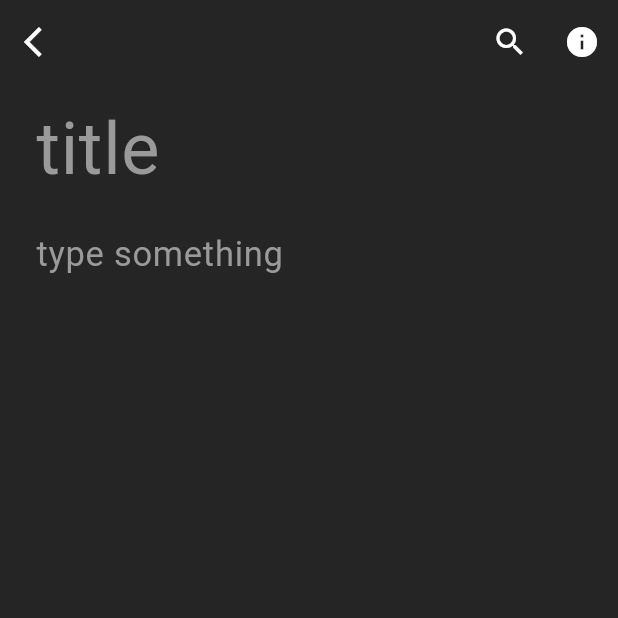
After one commit to MohamedFawziAbdellaoui/notes_app_iit, a Flutter app: the screen it shows after launch, after a tap on the "add" icon, on a phone screen of 412 x 824 dp, the top half of it. The commit adds this screen. Run offline on Flutter 3.47's test engine with Material 3 defaults, Android fonts, the phone set to English and light mode, and no system bars.

Commit message:
13/11/2025

```diff
--- a/lib/main.dart
+++ b/lib/main.dart
@@ -1,4 +1,6 @@
 import 'package:flutter/material.dart';
+import 'package:notes_app/screens/add_note_screen.dart';
+import 'package:notes_app/screens/home_screen.dart';
 
 void main() {
   runApp(const MyApp());
@@ -14,55 +16,11 @@ class MyApp extends StatelessWidget {
         colorScheme: ColorScheme.fromSeed(seedColor: Colors.deepPurple),
         useMaterial3: true,
       ),
-      home: Scaffold(
-        backgroundColor: const Color(0xff252525),
-        appBar: AppBar(
-          backgroundColor: const Color(0xff252525),
-          title: const Text(
-            "Notes",
-            style: TextStyle(
-              color: Colors.white,
-              fontSize: 43,
-              fontWeight: FontWeight.w600, //semi bold
-            ),
-          ),
-          actions: [
-            IconButton(
-              onPressed: () {},
-              icon: const Icon(
-                Icons.search,
-                color: Colors.white,
-              ),
-            ),
-            IconButton(
-              onPressed: () {},
-              icon: const Icon(
-                Icons.info,
-                color: Colors.white,
-              ),
-            ),
-          ],
-        ),
-        body: Center(
-          child: Column(
-            mainAxisAlignment: MainAxisAlignment.center,
-            crossAxisAlignment: CrossAxisAlignment.center,
-            children: [
-              Image.asset(
-                'images/rafiki.png',
-              ),
-              const Text('Create your first note',
-                  style: TextStyle(
-                    color: Colors.white,
-                  )),
-              const Text('Create your first note',
-                  style: TextStyle(
-                    color: Colors.white,
-                  )),
-            ],
-          ),
-        ),
-      ),
+      routes: {
+        HomeScreen.id: (context) => const HomeScreen(),
+        AddNoteScreen.id: (context) => const AddNoteScreen(),
+      },
+      initialRoute: HomeScreen.id,
     );
   }
 }
--- /dev/null
+++ b/lib/screens/add_note_screen.dart
@@ -0,0 +1,89 @@
+import 'package:flutter/material.dart';
+
+class AddNoteScreen extends StatefulWidget {
+  const AddNoteScreen({super.key});
+  static const String id = 'AddNoteScreen';
+  @override
+  State<AddNoteScreen> createState() => _AddNoteScreenState();
+}
+
+class _AddNoteScreenState extends State<AddNoteScreen> {
+  TextEditingController _titleController = TextEditingController();
+  TextEditingController _contentController = TextEditingController();
+  bool isEditMode = false;
+
+
+
+  @override
+  Widget build(BuildContext context) {
+    return Scaffold(
+      backgroundColor: const Color(0xff252525),
+      appBar: AppBar(
+        backgroundColor: const Color(0xff252525),
+        automaticallyImplyLeading: false,
+        leading: IconButton(
+          onPressed: () {},
+          icon: const Icon(
+            Icons.arrow_back_ios,
+            color: Colors.white,
+          ),
+        ),
+        actions: [
+          IconButton(
+            onPressed: () {},
+            icon: const Icon(
+              Icons.search,
+              color: Colors.white,
+            ),
+          ),
+          IconButton(
+            onPressed: () {},
+            icon: const Icon(
+              Icons.info,
+              color: Colors.white,
+            ),
+          ),
+        ],
+      ),
+      body: const Padding(
+        padding: EdgeInsets.symmetric(
+          horizontal: 24,
+        ),
+        child: Column(
+          children: [
+            TextField(
+              decoration: InputDecoration(
+                hintText: 'title',
+                hintStyle: TextStyle(
+                  color: Color(0xff9A9A9A),
+                  fontSize: 48,
+                ),
+                border: InputBorder.none,
+              ),
+              style: TextStyle(
+                fontSize: 48,
+                color: Colors.white,
+              ),
+              maxLines: null,
+            ),
+            TextField(
+              decoration: InputDecoration(
+                hintText: 'type something',
+                hintStyle: TextStyle(
+                  color: Color(0xff9A9A9A),
+                  fontSize: 23,
+                ),
+                border: InputBorder.none,
+              ),
+              style: TextStyle(
+                fontSize: 23,
+                color: Colors.white,
+              ),
+              maxLines: null,
+            ),
+          ],
+        ),
+      ),
+    );
+  }
+}
--- /dev/null
+++ b/lib/screens/home_screen.dart
@@ -0,0 +1,72 @@
+import 'package:flutter/material.dart';
+import 'package:notes_app/screens/add_note_screen.dart';
+
+class HomeScreen extends StatefulWidget {
+  const HomeScreen({super.key});
+  static const String id = 'HomeScreen';
+  @override
+  State<HomeScreen> createState() => _HomeScreenState();
+}
+
+class _HomeScreenState extends State<HomeScreen> {
+  @override
+  Widget build(BuildContext context) {
+    return Scaffold(
+      backgroundColor: const Color(0xff252525),
+      appBar: AppBar(
+        backgroundColor: const Color(0xff252525),
+        title: const Text(
+          "Notes",
+          style: TextStyle(
+            color: Colors.white,
+            fontSize: 43,
+            fontWeight: FontWeight.w600, //semi bold
+          ),
+        ),
+        actions: [
+          IconButton(
+            onPressed: () {},
+            icon: const Icon(
+              Icons.search,
+              color: Colors.white,
+            ),
+          ),
+          IconButton(
+            onPressed: () {},
+            icon: const Icon(
+              Icons.info,
+              color: Colors.white,
+            ),
+          ),
+        ],
+      ),
+      body: Center(
+        child: Column(
+          mainAxisAlignment: MainAxisAlignment.center,
+          crossAxisAlignment: CrossAxisAlignment.center,
+          children: [
+            Image.asset(
+              'images/rafiki.png',
+            ),
+            const Text('Create your first note',
+                style: TextStyle(
+                  color: Colors.white,
+                )),
+            const Text('Create your first note',
+                style: TextStyle(
+                  color: Colors.white,
+                )),
+          ],
+        ),
+      ),
+      floatingActionButton: IconButton(
+          onPressed: () {
+            Navigator.pushNamed(context, AddNoteScreen.id);
+          },
+          icon: const Icon(
+            Icons.add,
+            color: Colors.white,
+          )),
+    );
+  }
+}
```
